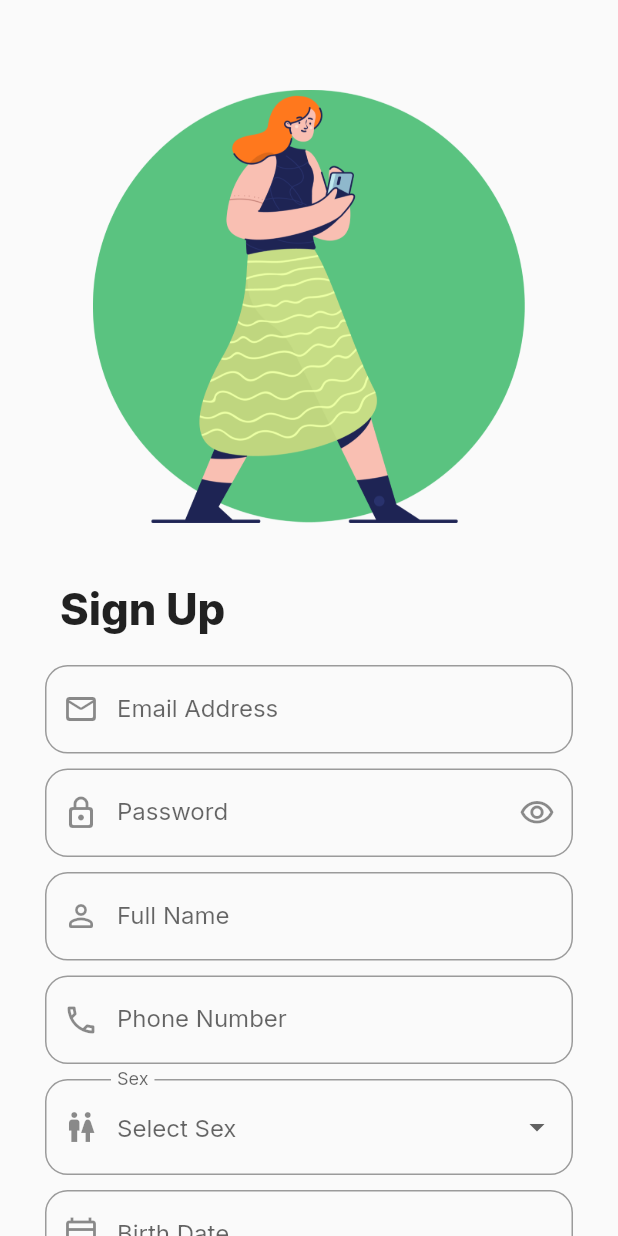
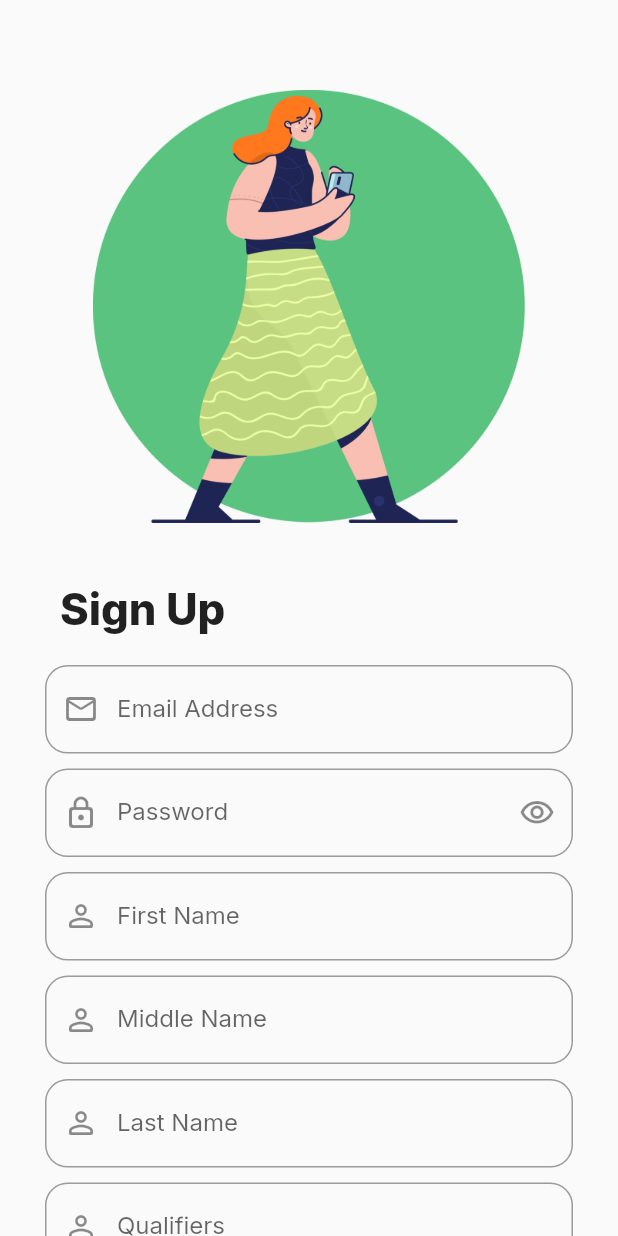
Before and after one commit to HanApp-MissingPersons/HanApp_SP, a Flutter app: the RegisterView screen opened directly, on a phone screen of 412 x 824 dp. Run offline on Flutter 3.47's test engine with Material 2 defaults, Android fonts, the phone set to English and light mode, and no system bars; our stand-ins replace calendar_date_picker2, firebase_auth, firebase_core, firebase_database, flutter_spinkit, geolocator and 4 more; accounts and stored records are empty.

Commit message:
separated fullname

```diff
--- a/HanApp_Flutter/hanapp/lib/views/register_view.dart
+++ b/HanApp_Flutter/hanapp/lib/views/register_view.dart
@@ -84,7 +84,10 @@ class _RegisterViewState extends State<RegisterView> {
   // Controllers to contain the text in the text fields
   late final TextEditingController _email;
   late final TextEditingController _password;
-  late final TextEditingController _fullName;
+  late final TextEditingController _firstName;
+  late final TextEditingController _middleName;
+  late final TextEditingController _lastName;
+  late final TextEditingController _qualifiers;
   late final TextEditingController _phoneNumber;
   late final TextEditingController _birthDate;
   late final Future<FirebaseApp> _firebaseInit;
@@ -108,7 +111,10 @@ class _RegisterViewState extends State<RegisterView> {
     // binding?
     _email = TextEditingController();
     _password = TextEditingController();
-    _fullName = TextEditingController();
+    _firstName = TextEditingController();
+    _middleName = TextEditingController();
+    _lastName = TextEditingController();
+    _qualifiers = TextEditingController();
     _phoneNumber = TextEditingController();
     _birthDate = TextEditingController();
     _firebaseInit = Firebase.initializeApp(
@@ -122,7 +128,10 @@ class _RegisterViewState extends State<RegisterView> {
   void dispose() {
     _email.dispose();
     _password.dispose();
-    _fullName.dispose();
+    _firstName.dispose();
+    _middleName.dispose();
+    _lastName.dispose();
+    _qualifiers.dispose();
     _phoneNumber.dispose();
     _firebaseInit.asStream().drain();
     super.dispose();
@@ -254,8 +263,8 @@ class _RegisterViewState extends State<RegisterView> {
                             Padding(
                               padding: const EdgeInsets.only(top: 10),
                               child: TextFormField(
-                                // full name
-                                controller: _fullName,
+                                // firstName
+                                controller: _firstName,
                                 textCapitalization: TextCapitalization.words,
                                 autocorrect: false,
                                 enableSuggestions: false,
@@ -263,7 +272,7 @@ class _RegisterViewState extends State<RegisterView> {
                                 decoration: const InputDecoration(
                                   prefixIcon:
                                       Icon(Icons.person_outline_rounded),
-                                  labelText: 'Full Name',
+                                  labelText: 'First Name',
                                   border: OutlineInputBorder(
                                     borderRadius:
                                         BorderRadius.all(Radius.circular(15)),
@@ -271,11 +280,81 @@ class _RegisterViewState extends State<RegisterView> {
                                 ),
                                 validator: (String? value) {
                                   if (value == null || value.isEmpty) {
-                                    return 'Please enter your full name';
+                                    return 'Please enter your first name';
                                   } else {
                                     return null;
                                   }
                                 },
+                              ),
+                            ),
+
+                            Padding(
+                              padding: const EdgeInsets.only(top: 10),
+                              child: TextFormField(
+                                // middle Name
+                                controller: _middleName,
+                                textCapitalization: TextCapitalization.words,
+                                autocorrect: false,
+                                enableSuggestions: false,
+                                keyboardType: TextInputType.name,
+                                decoration: const InputDecoration(
+                                  prefixIcon:
+                                      Icon(Icons.person_outline_rounded),
+                                  labelText: 'Middle Name',
+                                  border: OutlineInputBorder(
+                                    borderRadius:
+                                        BorderRadius.all(Radius.circular(15)),
+                                  ),
+                                ),
+                              ),
+                            ),
+
+                            Padding(
+                              padding: const EdgeInsets.only(top: 10),
+                              child: TextFormField(
+                                // last name
+                                controller: _lastName,
+                                textCapitalization: TextCapitalization.words,
+                                autocorrect: false,
+                                enableSuggestions: false,
+                                keyboardType: TextInputType.name,
+                                decoration: const InputDecoration(
+                                  prefixIcon:
+                                      Icon(Icons.person_outline_rounded),
+                                  labelText: 'Last Name',
+                                  border: OutlineInputBorder(
+                                    borderRadius:
+                                        BorderRadius.all(Radius.circular(15)),
+                                  ),
+                                ),
+                                validator: (String? value) {
+                                  if (value == null || value.isEmpty) {
+                                    return 'Please enter your last name';
+                                  } else {
+                                    return null;
+                                  }
+                                },
+                              ),
+                            ),
+
+                            Padding(
+                              padding: const EdgeInsets.only(top: 10),
+                              child: TextFormField(
+                                // qualifiers
+                                controller: _qualifiers,
+                                textCapitalization: TextCapitalization.words,
+                                autocorrect: false,
+                                enableSuggestions: false,
+                                keyboardType: TextInputType.name,
+                                decoration: const InputDecoration(
+                                  prefixIcon:
+                                      Icon(Icons.person_outline_rounded),
+                                  labelText: 'Qualifiers',
+                                  border: OutlineInputBorder(
+                                    borderRadius:
+                                        BorderRadius.all(Radius.circular(15)),
+                                  ),
+                                ),
                               ),
                             ),
 
@@ -317,7 +396,6 @@ class _RegisterViewState extends State<RegisterView> {
                                 onChanged: (String? newValue) {
                                   setState(() {
                                     _selectedSex = newValue;
-                                    print(newValue);
                                   });
                                 },
                                 items: <String>[
@@ -432,7 +510,14 @@ class _RegisterViewState extends State<RegisterView> {
                                       // get the text from the text fields
                                       final email = _email.text;
                                       final password = _password.text;
-                                      final fullName = _fullName.text;
+                                      final firstName = _firstName.text;
+                                      final lastName = _lastName.text;
+                                      final qualifiers = _qualifiers.text == ''
+                                          ? 'N/A'
+                                          : _qualifiers.text;
+                                      final middleName = _middleName.text == ''
+                                          ? 'N/A'
+                                          : _middleName.text;
                                       final phoneNumber = _phoneNumber.text;
                                       final birthDate = dateTimeBday.toString();
                                       // try to register the user
@@ -450,14 +535,17 @@ class _RegisterViewState extends State<RegisterView> {
                                                       email: email,
                                                       password: password);
                                           User user = userCredential.user!;
-                                          user.updateDisplayName(fullName);
+                                          user.updateDisplayName(firstName);
 
                                           // Realtime Database User
                                           await registrationRef
                                               .child(userCredential.user!.uid)
                                               .set({
                                             'email': email,
-                                            'fullName': fullName,
+                                            'firstName': firstName,
+                                            'lastName': lastName,
+                                            'qualifiers': qualifiers,
+                                            'middleName': middleName,
                                             'phoneNumber': phoneNumber,
                                             'birthDate': birthDate,
                                             'sex': _selectedSex,
--- a/HanApp_Flutter/hanapp/lib/views/verify_email_view.dart
+++ b/HanApp_Flutter/hanapp/lib/views/verify_email_view.dart
@@ -20,7 +20,8 @@ class _VerifyEmailViewState extends State<VerifyEmailView> {
       // simple body will contain text and text button
       body: SingleChildScrollView(
         child: Container(
-          padding: EdgeInsets.only(top: MediaQuery.of(context).size.height / 13),
+          padding:
+              EdgeInsets.only(top: MediaQuery.of(context).size.height / 15),
           child: Column(
             children: [
               // simple text
@@ -28,7 +29,7 @@ class _VerifyEmailViewState extends State<VerifyEmailView> {
                 padding: const EdgeInsets.only(bottom: 20.0),
                 // added margin to top of text to prevent it from being too close to the top of the screen
                 margin: EdgeInsets.only(
-                    top: MediaQuery.of(context).size.height / 5),
+                    top: MediaQuery.of(context).size.height / 15),
                 child: Center(
                     child: Text(
                   'Send Email Verification',
```
Also changed, not shown: HanApp_Flutter/hanapp/lib/views/main/pages/home_main.dart (+6 -3 lines), HanApp_Flutter/hanapp/lib/views/main/pages/profile_main.dart (+20 -4 lines).
